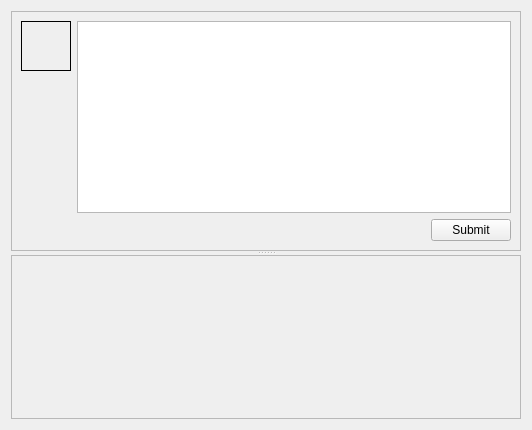
Above: ui/ForumView.ui from dmzdev/stance before the change. Below: the same form after it.
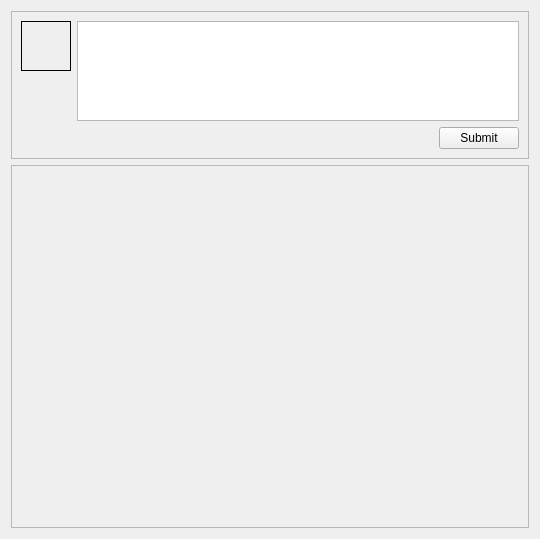
That is the form after the change.

```diff
--- a/ui/ForumView.ui
+++ b/ui/ForumView.ui
@@ -6,25 +6,18 @@
    <rect>
     <x>0</x>
     <y>0</y>
-    <width>532</width>
-    <height>430</height>
+    <width>540</width>
+    <height>539</height>
    </rect>
   </property>
   <property name="windowTitle">
    <string>Forum</string>
   </property>
-  <layout class="QVBoxLayout" name="verticalLayout_2">
+  <layout class="QVBoxLayout" name="verticalLayout">
    <item>
-    <widget class="QSplitter" name="splitter">
-     <property name="orientation">
-      <enum>Qt::Vertical</enum>
-     </property>
-     <property name="childrenCollapsible">
-      <bool>false</bool>
-     </property>
      <widget class="QFrame" name="postFrame">
       <property name="sizePolicy">
-       <sizepolicy hsizetype="Preferred" vsizetype="Minimum">
+      <sizepolicy hsizetype="Preferred" vsizetype="Preferred">
         <horstretch>0</horstretch>
         <verstretch>0</verstretch>
        </sizepolicy>
@@ -32,7 +25,7 @@
       <property name="minimumSize">
        <size>
         <width>0</width>
-        <height>120</height>
+       <height>0</height>
        </size>
       </property>
       <property name="frameShape">
@@ -42,9 +35,7 @@
        <enum>QFrame::Raised</enum>
       </property>
       <layout class="QGridLayout" name="gridLayout">
-       <item row="0" column="0" rowspan="2">
-        <layout class="QVBoxLayout" name="verticalLayout">
-         <item>
+      <item row="0" column="0">
           <widget class="QLabel" name="avatarLabel">
            <property name="sizePolicy">
             <sizepolicy hsizetype="Fixed" vsizetype="Fixed">
@@ -78,7 +69,32 @@
            </property>
           </widget>
          </item>
-         <item>
+      <item row="0" column="1" rowspan="2" colspan="2">
+       <widget class="QTextEdit" name="postTextEdit">
+        <property name="sizePolicy">
+         <sizepolicy hsizetype="Expanding" vsizetype="Fixed">
+          <horstretch>0</horstretch>
+          <verstretch>0</verstretch>
+         </sizepolicy>
+        </property>
+        <property name="minimumSize">
+         <size>
+          <width>0</width>
+          <height>100</height>
+         </size>
+        </property>
+        <property name="maximumSize">
+         <size>
+          <width>16777215</width>
+          <height>100</height>
+         </size>
+        </property>
+        <property name="tabChangesFocus">
+         <bool>true</bool>
+        </property>
+       </widget>
+      </item>
+      <item row="1" column="0" rowspan="2">
           <spacer name="verticalSpacer">
            <property name="orientation">
             <enum>Qt::Vertical</enum>
@@ -89,35 +105,12 @@
            <property name="sizeHint" stdset="0">
             <size>
              <width>20</width>
-             <height>0</height>
+          <height>71</height>
             </size>
            </property>
           </spacer>
          </item>
-        </layout>
-       </item>
-       <item row="0" column="1">
-        <widget class="QTextEdit" name="postTextEdit">
-         <property name="sizePolicy">
-          <sizepolicy hsizetype="Expanding" vsizetype="Minimum">
-           <horstretch>0</horstretch>
-           <verstretch>0</verstretch>
-          </sizepolicy>
-         </property>
-         <property name="minimumSize">
-          <size>
-           <width>0</width>
-           <height>50</height>
-          </size>
-         </property>
-         <property name="tabChangesFocus">
-          <bool>true</bool>
-         </property>
-        </widget>
-       </item>
-       <item row="1" column="1">
-        <layout class="QHBoxLayout" name="horizontalLayout">
-         <item>
+      <item row="2" column="1">
           <spacer name="horizontalSpacer">
            <property name="orientation">
             <enum>Qt::Horizontal</enum>
@@ -130,7 +123,7 @@
            </property>
           </spacer>
          </item>
-         <item>
+      <item row="2" column="2">
           <widget class="QPushButton" name="postSubmitButton">
            <property name="text">
             <string>Submit</string>
@@ -138,14 +131,14 @@
           </widget>
          </item>
         </layout>
-       </item>
-      </layout>
-     </widget>
+    </widget>
+   </item>
+   <item>
      <widget class="QScrollArea" name="scrollArea">
       <property name="sizePolicy">
        <sizepolicy hsizetype="Expanding" vsizetype="Expanding">
         <horstretch>0</horstretch>
-        <verstretch>4</verstretch>
+       <verstretch>1</verstretch>
        </sizepolicy>
       </property>
       <property name="widgetResizable">
@@ -156,17 +149,16 @@
         <rect>
          <x>0</x>
          <y>0</y>
-         <width>506</width>
-         <height>137</height>
+        <width>514</width>
+        <height>343</height>
         </rect>
        </property>
        <property name="sizePolicy">
-        <sizepolicy hsizetype="Preferred" vsizetype="Expanding">
+       <sizepolicy hsizetype="Preferred" vsizetype="Preferred">
          <horstretch>0</horstretch>
-         <verstretch>4</verstretch>
-        </sizepolicy>
-       </property>
-      </widget>
+        <verstretch>0</verstretch>
+       </sizepolicy>
+      </property>
      </widget>
     </widget>
    </item>
```
Lines whose indentation alone changed are shown as unchanged.
